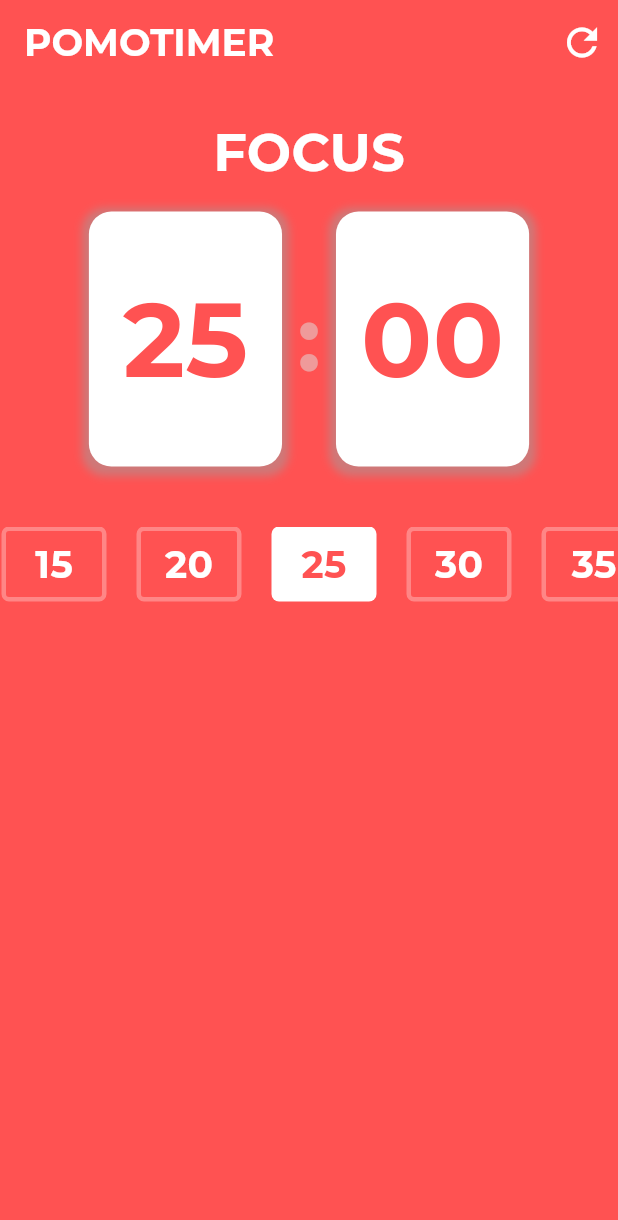
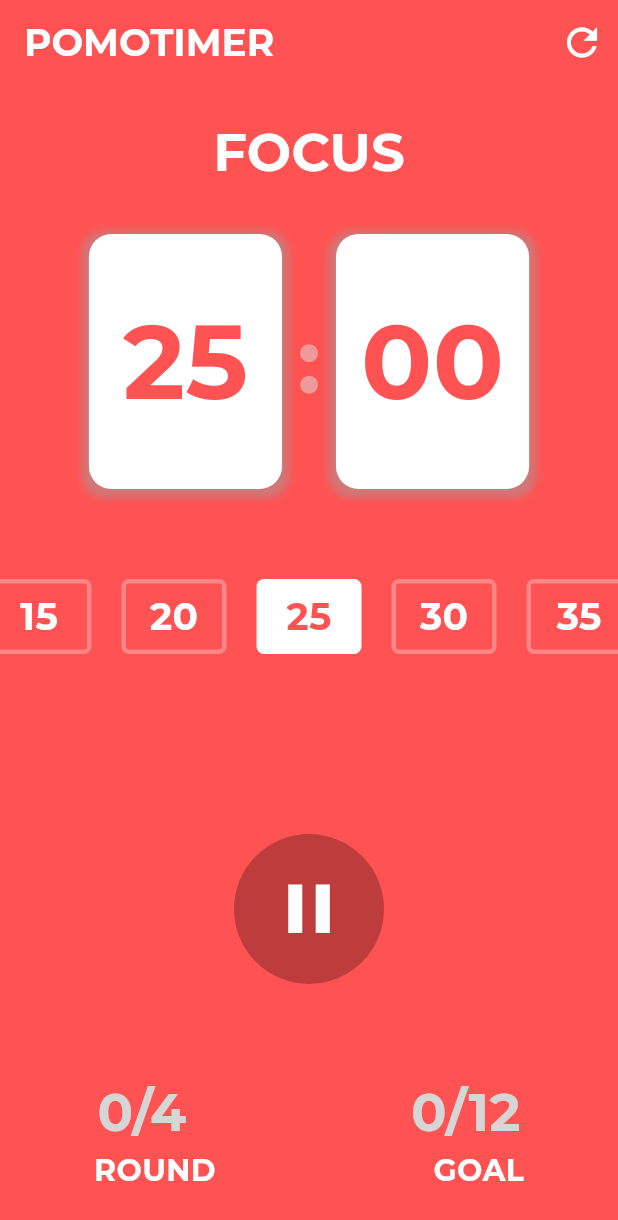
Before and after one commit to lechsebastian/pomodoro, a Flutter app: the screen it shows after launch, on a phone screen of 412 x 824 dp. Shown: the top 1220 px of the screen. Run offline on Flutter 3.47's test engine with Material 3 defaults, Android fonts, the phone set to English and light mode, and no system bars; our stand-ins replace google_fonts.

Commit message:
Add Progress widget UI

```diff
--- a/lib/pages/pomodoro_screen.dart
+++ b/lib/pages/pomodoro_screen.dart
@@ -1,5 +1,7 @@
 import 'package:flutter/material.dart';
 import 'package:pomodoro/utils/utils.dart';
+import 'package:pomodoro/widgets/progress.dart';
+import 'package:pomodoro/widgets/time_controller.dart';
 import 'package:pomodoro/widgets/time_options.dart';
 import 'package:pomodoro/widgets/timer_card.dart';
 
@@ -32,9 +34,13 @@ class PomodoroScreen extends StatelessWidget {
         child: Center(
           child: Column(
             children: [
-              TimerCard(),
-              SizedBox(height: 40),
+              const TimerCard(),
+              const SizedBox(height: 60),
               TimeOptions(),
+              const SizedBox(height: 120),
+              const TimeController(),
+              const SizedBox(height: 60),
+              Progress(),
             ],
           ),
         ),
--- /dev/null
+++ b/lib/widgets/progress.dart
@@ -0,0 +1,42 @@
+import 'package:flutter/material.dart';
+import 'package:pomodoro/utils/utils.dart';
+
+class Progress extends StatelessWidget {
+  const Progress({super.key});
+
+  @override
+  Widget build(BuildContext context) {
+    return Column(
+      children: [
+        Row(
+          mainAxisAlignment: MainAxisAlignment.spaceEvenly,
+          children: [
+            Text(
+              '0/4',
+              style: myTextStyle(35, Colors.grey[350]!, FontWeight.bold),
+            ),
+            const SizedBox(width: 20),
+            Text(
+              '0/12',
+              style: myTextStyle(35, Colors.grey[350]!, FontWeight.bold),
+            ),
+          ],
+        ),
+        Row(
+          mainAxisAlignment: MainAxisAlignment.spaceEvenly,
+          children: [
+            Text(
+              'ROUND',
+              style: myTextStyle(20, Colors.white, FontWeight.bold),
+            ),
+            const SizedBox(width: 20),
+            Text(
+              'GOAL',
+              style: myTextStyle(20, Colors.white, FontWeight.bold),
+            ),
+          ],
+        ),
+      ],
+    );
+  }
+}
--- /dev/null
+++ b/lib/widgets/time_controller.dart
@@ -0,0 +1,31 @@
+import 'package:flutter/material.dart';
+
+class TimeController extends StatefulWidget {
+  const TimeController({super.key});
+
+  @override
+  State<TimeController> createState() => _TimeControllerState();
+}
+
+class _TimeControllerState extends State<TimeController> {
+  @override
+  Widget build(BuildContext context) {
+    return Container(
+      width: 100,
+      height: 100,
+      decoration: const BoxDecoration(
+        color: Colors.black26,
+        shape: BoxShape.circle,
+      ),
+      child: Center(
+        child: IconButton(
+            onPressed: () {},
+            icon: const Icon(
+              Icons.pause,
+              color: Colors.white,
+              size: 55,
+            )),
+      ),
+    );
+  }
+}
--- a/lib/widgets/time_options.dart
+++ b/lib/widgets/time_options.dart
@@ -11,7 +11,7 @@ class TimeOptions extends StatelessWidget {
     final int selectedIndex = selectableTimes.indexOf(selectedTime.toString());
     final double screenWidth = MediaQuery.of(context).size.width;
     final double initialScrollOffset =
-        (selectedIndex * (70 + 20)) - (screenWidth / 2) + (70 / 2);
+        (selectedIndex * (70 + 20)) - (screenWidth / 2) + (70 / 2) + 10;
 
     return SingleChildScrollView(
       controller: ScrollController(initialScrollOffset: initialScrollOffset),
--- a/lib/widgets/timer_card.dart
+++ b/lib/widgets/timer_card.dart
@@ -14,7 +14,7 @@ class TimerCard extends StatelessWidget {
           'FOCUS',
           style: myTextStyle(35, Colors.white, FontWeight.w700),
         ),
-        const SizedBox(height: 15),
+        const SizedBox(height: 30),
         Row(
           mainAxisAlignment: MainAxisAlignment.center,
           children: [
```
